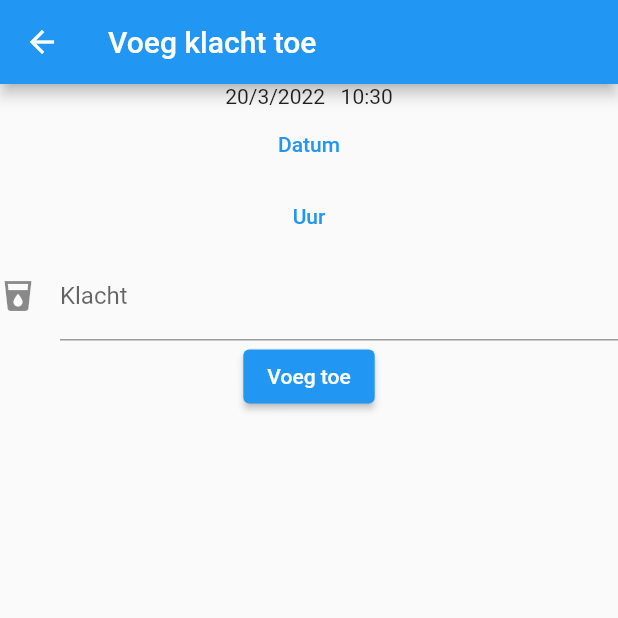
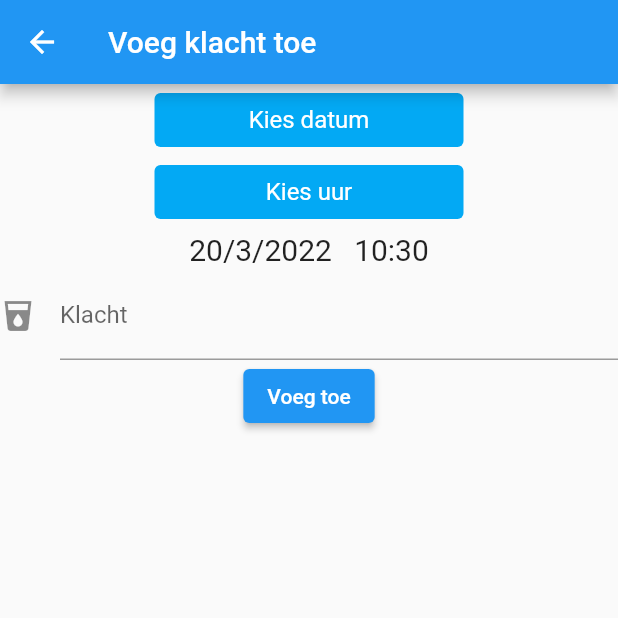
Before and after one commit to FreekSa/EvolutionLogger, a Flutter app: the screen it shows after launch, after a tap on the "add" icon, on a phone screen of 412 x 824 dp, the top half of it. Run offline on Flutter 3.47's test engine with Material 2 defaults, Android fonts, the phone set to English and light mode, and no system bars; our stand-ins replace sqflite; accounts and stored records are empty.

Commit message:
buttons have now a nicer ui

```diff
--- a/lib/main.dart
+++ b/lib/main.dart
@@ -183,11 +183,14 @@ class AddLog extends State<AddLogWidget> {
           ),
           body: Column(
             children: <Widget>[
-              Text(
-                  "${pickedDate.day}/${pickedDate.month}/${pickedDate.year} \t ${pickedTime.hour}:${pickedTime.minute}"),
-              TextButton(
-                  // aftrekken van Count (per log)
-                  child: const Text("Datum"),
+              Container(
+                width: MediaQuery.of(context).size.width * 0.50,
+                child: TextButton(
+                    style: TextButton.styleFrom(
+                        backgroundColor: Colors.lightBlue,
+                        primary: Colors.white,
+                        textStyle: const TextStyle(fontSize: 16.0)),
+                    child: const Text("Kies datum"),
                     onPressed: () async {
                       final initialDate = DateTime.now();
                       showDatePicker(
@@ -206,9 +209,15 @@ class AddLog extends State<AddLogWidget> {
                         });
                       });
                     }),
-              TextButton(
-                  // aftrekken van Count (per log)
-                  child: const Text("Uur"),
+              ),
+              Container(
+                width: MediaQuery.of(context).size.width * 0.50,
+                child: TextButton(
+                    style: TextButton.styleFrom(
+                        backgroundColor: Colors.lightBlue,
+                        primary: Colors.white,
+                        textStyle: const TextStyle(fontSize: 16.0)),
+                    child: const Text("Kies uur"),
                     onPressed: () async {
                       final initialTime = TimeOfDay(
                           hour: DateTime.now().hour,
@@ -235,6 +244,14 @@ class AddLog extends State<AddLogWidget> {
                         });
                       });
                     }),
+              ),
+              Container(
+                margin: const EdgeInsets.all(3),
+                child: Text(
+                  "${pickedDate.day}/${pickedDate.month}/${pickedDate.year} \t ${pickedTime.hour}:${pickedTime.minute}",
+                  style: const TextStyle(fontSize: 20),
+                ),
+              ),
               TextFormField(
                 controller: title,
                 decoration: const InputDecoration(
```
Lines whose indentation alone changed are shown as unchanged.
